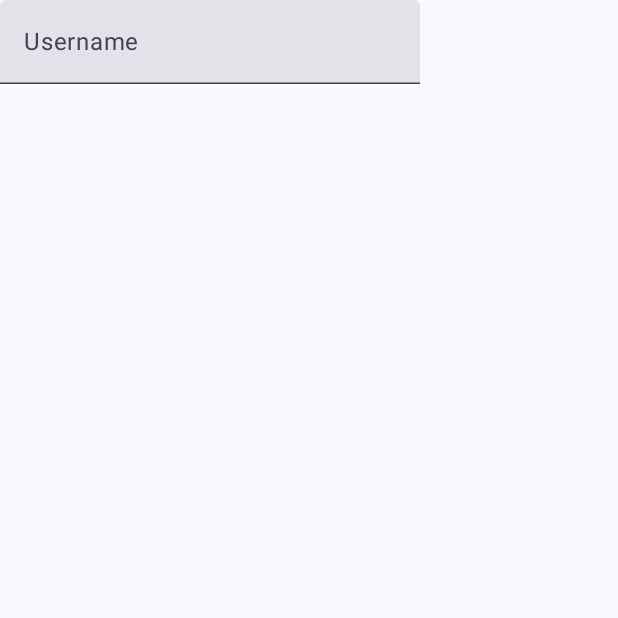
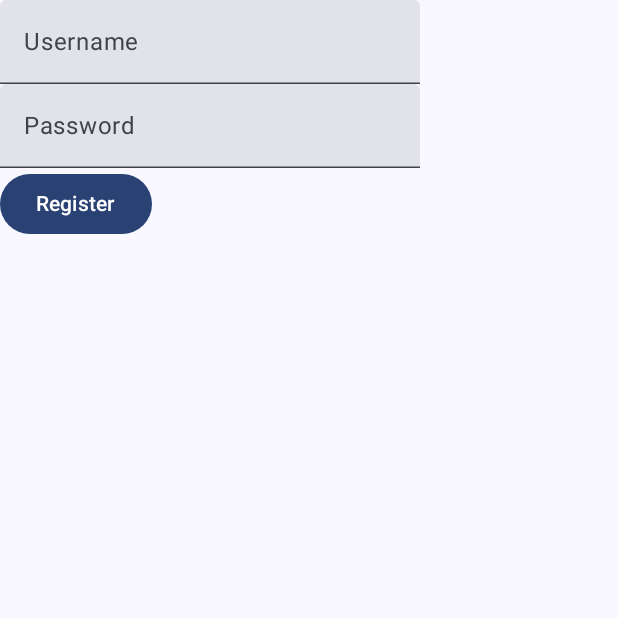
Before and after one commit to tomasblaer/baukur-app, an Android app built with Jetpack Compose: the screen it shows after launch (MainActivity), on a phone screen of 412 x 824 dp, the top half of it. Run offline under Robolectric (Android 15) with nearby library versions, the phone set to English and light mode, and no system bars.

Commit message:
single page routing

```diff
--- a/app/build.gradle.kts
+++ b/app/build.gradle.kts
@@ -2,6 +2,7 @@ plugins {
     alias(libs.plugins.android.application)
     alias(libs.plugins.kotlin.android)
     alias(libs.plugins.kotlin.compose)
+    kotlin("plugin.serialization") version "2.1.0"
 }
 
 android {
@@ -40,7 +41,8 @@ android {
 }
 
 dependencies {
-
+    implementation(libs.kotlinx.serialization.json)
+    implementation(libs.androidx.navigation.compose)
     implementation(libs.androidx.core.ktx)
     implementation(libs.androidx.lifecycle.runtime.ktx)
     implementation(libs.androidx.activity.compose)
--- a/app/src/main/java/com/example/baukur/MainActivity.kt
+++ b/app/src/main/java/com/example/baukur/MainActivity.kt
@@ -4,47 +4,30 @@ import android.os.Bundle
 import androidx.activity.ComponentActivity
 import androidx.activity.compose.setContent
 import androidx.activity.enableEdgeToEdge
-import androidx.compose.foundation.layout.fillMaxSize
-import androidx.compose.foundation.layout.padding
-import androidx.compose.material3.Scaffold
-import androidx.compose.material3.Text
-import androidx.compose.material3.TextField
-import androidx.compose.runtime.Composable
-import androidx.compose.ui.Modifier
-import androidx.compose.ui.tooling.preview.Preview
-import com.example.baukur.ui.theme.BaukurTheme
+import androidx.navigation.compose.NavHost
+import androidx.navigation.compose.composable
+import androidx.navigation.compose.rememberNavController
+import com.example.baukur.ui.screens.LoginScreen
+import com.example.baukur.ui.screens.RegisterScreen
+import kotlinx.serialization.Serializable
 
 class MainActivity : ComponentActivity() {
+
+    @Serializable
+    object Login
+    @Serializable
+    object Register
 
     override fun onCreate(savedInstanceState: Bundle?) {
         super.onCreate(savedInstanceState)
         enableEdgeToEdge()
         setContent {
-            BaukurTheme {
-                Scaffold(modifier = Modifier.fillMaxSize()) { innerPadding ->
-                    LoginForm(
-                        modifier = Modifier.padding(innerPadding)
-                    )
-                }
+            val navController = rememberNavController();
+            NavHost(navController = navController, startDestination = Login) {
+                composable<Login> { LoginScreen(onNavigateToRegister = { navController.navigate(route = Register) }) }
+                composable<Register> { RegisterScreen() }
             }
+
         }
     }
 }
-
-@Composable
-fun LoginForm(modifier: Modifier = Modifier) {
-    TextField(
-        value = "",
-        onValueChange = { },
-        label = { Text("Username") },
-        modifier = modifier
-    )
-}
-
-@Preview(showBackground = true)
-@Composable
-fun GreetingPreview() {
-    BaukurTheme {
-        LoginForm()
-    }
-}
--- /dev/null
+++ b/app/src/main/java/com/example/baukur/ui/screens/LoginScreen.kt
@@ -0,0 +1,71 @@
+package com.example.baukur.ui.screens
+
+import androidx.compose.foundation.layout.Column
+import androidx.compose.foundation.layout.fillMaxSize
+import androidx.compose.foundation.layout.padding
+import androidx.compose.material3.Button
+import androidx.compose.material3.Scaffold
+import androidx.compose.material3.Text
+import androidx.compose.material3.TextField
+import androidx.compose.runtime.Composable
+import androidx.compose.runtime.getValue
+import androidx.compose.runtime.mutableStateOf
+import androidx.compose.runtime.remember
+import androidx.compose.runtime.setValue
+import androidx.compose.ui.Modifier
+import androidx.compose.ui.tooling.preview.Preview
+import com.example.baukur.ui.theme.BaukurTheme
+
+@Composable
+fun LoginScreen(onNavigateToRegister: () -> Unit) {
+    BaukurTheme {
+        Scaffold (
+            modifier = Modifier.fillMaxSize()
+
+        ) { innerPadding ->
+            Column(
+                modifier = Modifier.padding(innerPadding)
+            ) {
+                UsernameField()
+                PasswordField()
+                Button(onClick = onNavigateToRegister) {
+                    Text("Register")
+                }
+            }
+        }
+    }
+}
+
+@Composable
+fun UsernameField(modifier: Modifier = Modifier) {
+    Column {
+        var username by remember { mutableStateOf("") }
+        TextField(
+            value = username,
+            onValueChange = { username = it },
+            label = { Text("Username") },
+            modifier = modifier
+        )
+    }
+}
+
+@Composable
+fun PasswordField(modifier: Modifier = Modifier) {
+    Column {
+        var password by remember { mutableStateOf("") }
+//        var passwordVisibility: Boolean by remember { mutableStateOf(false) }
+        TextField(
+//            visualTransformation = if (passwordVisibility) VisualTransformation.None else PasswordVisualTransformation(),
+            value = password,
+            onValueChange = { password = it },
+            label = { Text("Password") },
+            modifier = modifier,
+        )
+    }
+}
+
+@Preview(showBackground = true)
+@Composable
+fun LoginPreview() {
+    LoginScreen(onNavigateToRegister = {})
+}
--- a/gradle/libs.versions.toml
+++ b/gradle/libs.versions.toml
@@ -5,12 +5,15 @@ coreKtx = "1.10.1"
 junit = "4.13.2"
 junitVersion = "1.1.5"
 espressoCore = "3.5.1"
+kotlinxSerializationJson = "1.8.0"
 lifecycleRuntimeKtx = "2.6.1"
 activityCompose = "1.8.0"
 composeBom = "2024.04.01"
+navigationCompose = "2.8.8"
 
 [libraries]
 androidx-core-ktx = { group = "androidx.core", name = "core-ktx", version.ref = "coreKtx" }
+androidx-navigation-compose = { module = "androidx.navigation:navigation-compose", version.ref = "navigationCompose" }
 junit = { group = "junit", name = "junit", version.ref = "junit" }
 androidx-junit = { group = "androidx.test.ext", name = "junit", version.ref = "junitVersion" }
 androidx-espresso-core = { group = "androidx.test.espresso", name = "espresso-core", version.ref = "espressoCore" }
@@ -24,6 +27,7 @@ androidx-ui-tooling-preview = { group = "androidx.compose.ui", name = "ui-toolin
 androidx-ui-test-manifest = { group = "androidx.compose.ui", name = "ui-test-manifest" }
 androidx-ui-test-junit4 = { group = "androidx.compose.ui", name = "ui-test-junit4" }
 androidx-material3 = { group = "androidx.compose.material3", name = "material3" }
+kotlinx-serialization-json = { module = "org.jetbrains.kotlinx:kotlinx-serialization-json", version.ref = "kotlinxSerializationJson" }
 
 [plugins]
 android-application = { id = "com.android.application", version.ref = "agp" }
```
Also changed, not shown: app/src/main/java/com/example/baukur/UserPageActivity.kt (deleted, +0 -18 lines), app/src/main/java/com/example/baukur/ui/screens/RegisterScreen.kt (added, +29 -0 lines).
